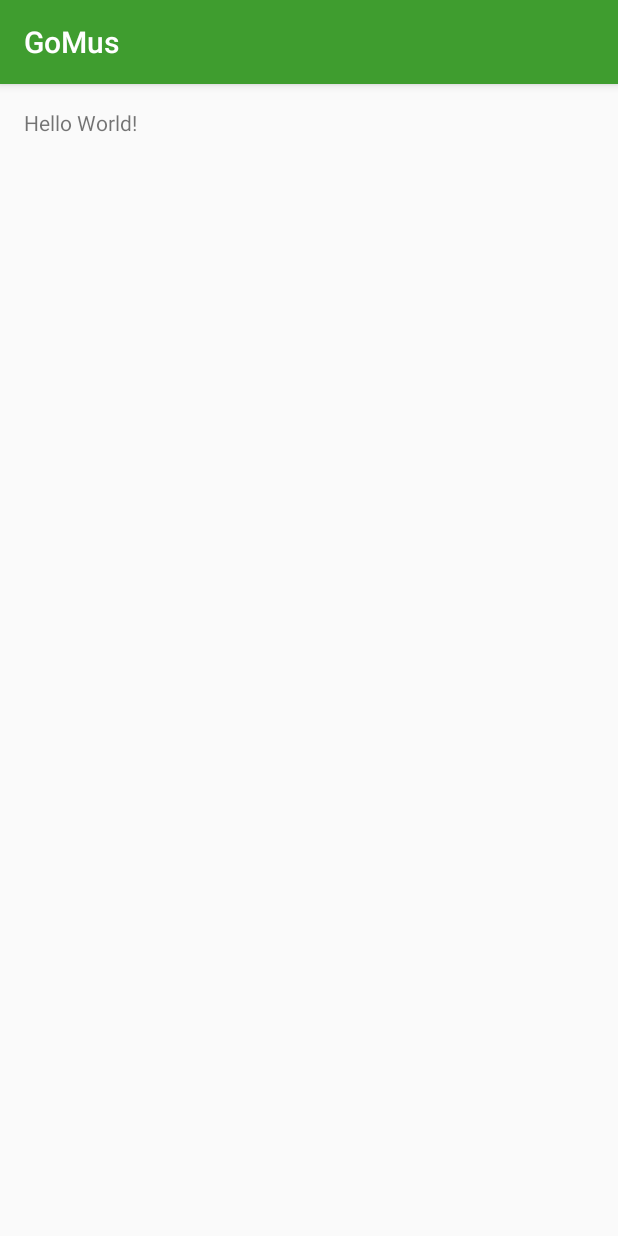
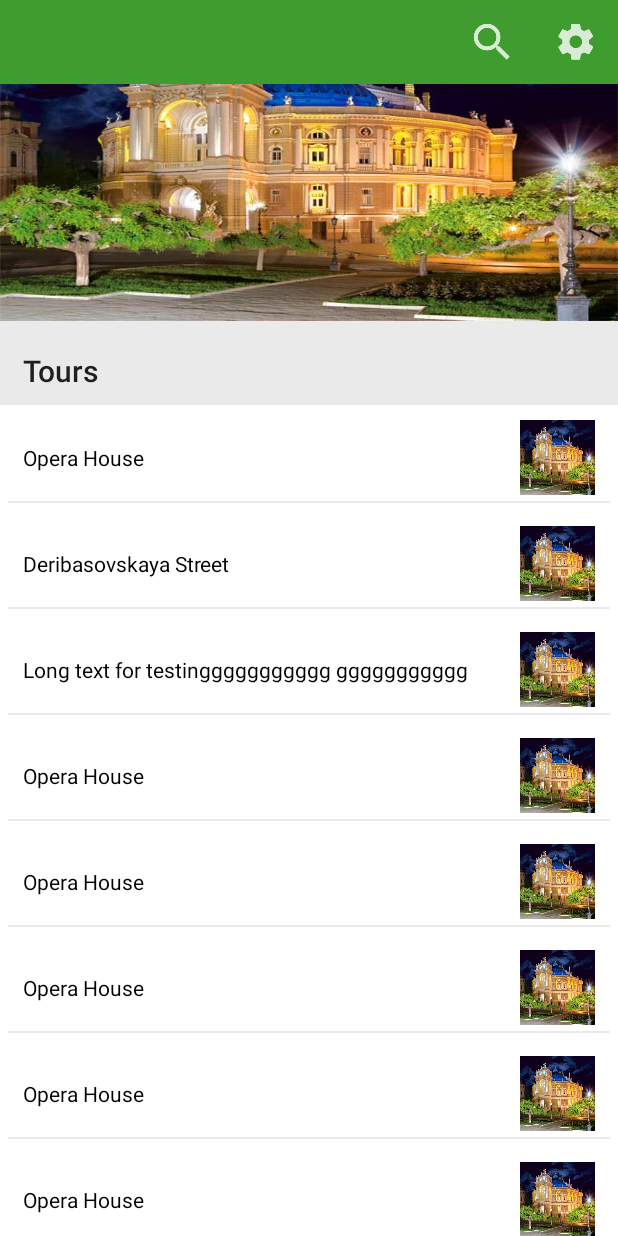
Before and after one commit to SanchoSmit/GoMus, an Android app: the screen it shows after launch (MainActivity), on a phone screen of 412 x 824 dp. Run offline under Robolectric (Android 15) with nearby library versions, the phone set to English and light mode, and no system bars.

Commit message:
MainActivity, RecyclerView adapter implementation

```diff
--- a/app/build.gradle
+++ b/app/build.gradle
@@ -23,4 +23,6 @@ dependencies {
     compile fileTree(dir: 'libs', include: ['*.jar'])
     testCompile 'junit:junit:4.12'
     compile 'com.android.support:appcompat-v7:23.3.0'
+    compile 'com.android.support:design:23.3.0'
+    compile 'com.android.support:recyclerview-v7:23.3.0'
 }
--- a/app/src/main/java/ua/onpu/project/gomus/activities/MainActivity.java
+++ b/app/src/main/java/ua/onpu/project/gomus/activities/MainActivity.java
@@ -1,15 +1,97 @@
 package ua.onpu.project.gomus.activities;
 
 import android.os.Bundle;
+import android.support.design.widget.CollapsingToolbarLayout;
 import android.support.v7.app.AppCompatActivity;
+import android.support.v7.widget.LinearLayoutManager;
+import android.support.v7.widget.RecyclerView;
+import android.support.v7.widget.Toolbar;
+import android.view.Menu;
+import android.view.MenuItem;
+
+import java.util.ArrayList;
 
 import ua.onpu.project.gomus.R;
+import ua.onpu.project.gomus.adapter.ToursAdapter;
+import ua.onpu.project.gomus.model.Tour;
 
 public class MainActivity extends AppCompatActivity {
+
+    private RecyclerView recyclerView;
+    private ToursAdapter adapter;
+    private Toolbar toolbar;
+    private CollapsingToolbarLayout collapsingToolbarLayout;
 
     @Override
     protected void onCreate(Bundle savedInstanceState) {
         super.onCreate(savedInstanceState);
         setContentView(R.layout.activity_main);
+
+        // Toolbar initialization
+        toolbar = (Toolbar) findViewById(R.id.toolbar_main);
+        setSupportActionBar(toolbar);
+
+        // CollapsingToolbar initialization
+        collapsingToolbarLayout = (CollapsingToolbarLayout) findViewById(R.id.collapsingToolbar_main);
+        collapsingToolbarLayout.setTitle("Tours");
+
+        // RecyclerView initialization
+        recyclerView = (RecyclerView) findViewById(R.id.recycleView_main);
+        recyclerView.setLayoutManager(new LinearLayoutManager(this));
+
+        updateRecyclerView();
+    }
+
+    @Override
+    public boolean onCreateOptionsMenu(Menu menu) {
+        getMenuInflater().inflate(R.menu.menu_main, menu);
+        return true;
+    }
+
+    @Override
+    public boolean onOptionsItemSelected(MenuItem item) {
+
+        switch (item.getItemId()) {
+            case R.id.button_search:
+                // TODO: search
+                return true;
+            case R.id.button_settings:
+                // TODO: settings
+                return true;
+        }
+
+        return super.onOptionsItemSelected(item);
+    }
+
+    // Update recyclerView data
+    private void updateRecyclerView() {
+        adapter = new ToursAdapter(getTestData());
+        recyclerView.setAdapter(adapter);
+    }
+
+    /**
+     *
+     * Test method for getting data.
+     * Delete after implementing database!
+     * @return ArrayList<Tour> list of tours
+     *
+     */
+    private ArrayList<Tour> getTestData(){
+
+        ArrayList<Tour> testList = new ArrayList<>();
+
+        // Adding some data
+        testList.add(new Tour("Opera House"));
+        testList.add(new Tour("Deribasovskaya Street"));
+        testList.add(new Tour("Long text for testinggggggggggg ggggggggggg"));
+        testList.add(new Tour("Opera House"));
+        testList.add(new Tour("Opera House"));
+        testList.add(new Tour("Opera House"));
+        testList.add(new Tour("Opera House"));
+        testList.add(new Tour("Opera House"));
+        testList.add(new Tour("Opera House"));
+        testList.add(new Tour("Opera House"));
+
+        return testList;
     }
 }
--- /dev/null
+++ b/app/src/main/java/ua/onpu/project/gomus/adapter/ToursAdapter.java
@@ -0,0 +1,71 @@
+package ua.onpu.project.gomus.adapter;
+
+
+import android.support.v7.widget.RecyclerView;
+import android.view.LayoutInflater;
+import android.view.View;
+import android.view.ViewGroup;
+import android.widget.ImageView;
+import android.widget.LinearLayout;
+import android.widget.TextView;
+
+import java.util.ArrayList;
+
+import ua.onpu.project.gomus.R;
+import ua.onpu.project.gomus.model.Tour;
+
+public class ToursAdapter extends RecyclerView.Adapter<ToursAdapter.ToursViewHolder>{
+
+    // List of tours
+    private ArrayList<Tour> data;
+
+    public ToursAdapter(ArrayList<Tour> data) {
+        this.data = data;
+    }
+
+    @Override
+    public ToursViewHolder onCreateViewHolder(ViewGroup parent, int viewType) {
+        View view = LayoutInflater.from(parent.getContext()).inflate(R.layout.item_tour, parent, false);
+        return new ToursViewHolder(view);
+    }
+
+    @Override
+    public void onBindViewHolder(ToursViewHolder holder, int position) {
+
+        // Shows 1 line of the text
+        holder.name.setMaxLines(1);
+
+        holder.name.setText(data.get(position).getName());
+
+        // Test image
+        holder.image.setBackgroundResource(R.drawable.image_test);
+
+        holder.layout.setOnClickListener(new View.OnClickListener() {
+            @Override
+            public void onClick(View v) {
+                // TODO: tour onClick
+            }
+        });
+
+    }
+
+    @Override
+    public int getItemCount() {
+        return data.size();
+    }
+
+    public static class ToursViewHolder extends RecyclerView.ViewHolder {
+        TextView name;
+        ImageView image;
+        LinearLayout layout; // Container
+
+        public ToursViewHolder(View itemView) {
+            super(itemView);
+
+            name = (TextView) itemView.findViewById(R.id.tour_name);
+            image = (ImageView) itemView.findViewById(R.id.tour_image);
+            layout = (LinearLayout) itemView.findViewById(R.id.tour_layout);
+
+        }
+    }
+}
--- a/app/src/main/java/ua/onpu/project/gomus/model/Location.java
+++ b/app/src/main/java/ua/onpu/project/gomus/model/Location.java
@@ -8,7 +8,7 @@ public class Location {
     private String image;
     private float rating;
 
-    //Empty constructor
+    // Empty constructor
     public Location() {
     }
 
--- a/app/src/main/java/ua/onpu/project/gomus/model/Tour.java
+++ b/app/src/main/java/ua/onpu/project/gomus/model/Tour.java
@@ -7,8 +7,16 @@ public class Tour {
     private String image;
     private ArrayList<Location> locations = new ArrayList<>();
 
-    //Empty constructor
+    // Empty constructor
     public Tour() {
+    }
+
+    /**
+     * One param constructor
+     * @param name  String name of tour
+     */
+    public Tour(String name){
+        this.name = name;
     }
 
     /**
--- /dev/null
+++ b/app/src/main/res/drawable/border_bottom.xml
@@ -0,0 +1,20 @@
+<?xml version="1.0" encoding="utf-8"?>
+<layer-list xmlns:android="http://schemas.android.com/apk/res/android">
+
+
+    <item>
+        <shape android:shape="rectangle">
+            <solid android:color="#ffffff" />
+        </shape>
+    </item>
+
+    <item android:top="-2dp" android:right="-2dp" android:left="-2dp">
+        <shape>
+            <solid android:color="@android:color/transparent" />
+            <stroke
+                android:width="1dp"
+                android:color="@color/colorGrey" />
+        </shape>
+    </item>
+
+</layer-list>
--- a/app/src/main/res/layout/activity_main.xml
+++ b/app/src/main/res/layout/activity_main.xml
@@ -1,16 +1,60 @@
 <?xml version="1.0" encoding="utf-8"?>
-<RelativeLayout xmlns:android="http://schemas.android.com/apk/res/android"
-    xmlns:tools="http://schemas.android.com/tools"
+<android.support.design.widget.CoordinatorLayout
+    xmlns:android="http://schemas.android.com/apk/res/android"
+    xmlns:app="http://schemas.android.com/apk/res-auto"
     android:layout_width="match_parent"
-    android:layout_height="match_parent"
-    android:paddingBottom="@dimen/activity_vertical_margin"
-    android:paddingLeft="@dimen/activity_horizontal_margin"
-    android:paddingRight="@dimen/activity_horizontal_margin"
-    android:paddingTop="@dimen/activity_vertical_margin"
-    tools:context=".activities.MainActivity">
+    android:layout_height="match_parent">
 
-    <TextView
-        android:layout_width="wrap_content"
-        android:layout_height="wrap_content"
-        android:text="Hello World!" />
-</RelativeLayout>
+    <android.support.design.widget.AppBarLayout
+        android:layout_width="match_parent"
+        android:layout_height="@dimen/app_bar_height">
+
+
+        <android.support.design.widget.CollapsingToolbarLayout
+            android:id="@+id/collapsingToolbar_main"
+            android:layout_width="match_parent"
+            android:layout_height="match_parent"
+            android:fitsSystemWindows="true"
+            app:theme="@style/ThemeOverlay.AppCompat.Dark.ActionBar"
+            app:contentScrim="@color/colorWhite"
+            android:background="@color/colorGrey"
+            app:layout_scrollFlags="scroll|exitUntilCollapsed"
+            app:expandedTitleMargin="15dp"
+            app:expandedTitleTextAppearance="@style/TextAppearance.AppCompat.Title.Inverse"
+            app:expandedTitleGravity="bottom|start">
+
+
+            <ImageView
+                android:layout_width="match_parent"
+                android:layout_height="match_parent"
+                android:fitsSystemWindows="true"
+                android:scaleType="centerCrop"
+                app:layout_collapseMode="parallax"
+                android:background="@drawable/image_test"
+                android:layout_marginBottom="?attr/actionBarSize"/>
+
+
+            <android.support.v7.widget.Toolbar
+                android:id="@+id/toolbar_main"
+                android:layout_width="match_parent"
+                android:layout_height="?attr/actionBarSize"
+                android:background="?attr/colorPrimary"
+                app:theme="@style/ThemeOverlay.AppCompat.Dark.ActionBar"
+                app:popupTheme="@style/ThemeOverlay.AppCompat.Light"
+                app:layout_collapseMode="pin"/>
+
+        </android.support.design.widget.CollapsingToolbarLayout>
+
+
+
+    </android.support.design.widget.AppBarLayout>
+
+    <android.support.v7.widget.RecyclerView
+        android:id="@+id/recycleView_main"
+        android:layout_width="match_parent"
+        android:layout_height="match_parent"
+        android:background="@color/colorWhite"
+        app:layout_behavior="@string/appbar_scrolling_view_behavior"/>
+
+
+</android.support.design.widget.CoordinatorLayout>
--- /dev/null
+++ b/app/src/main/res/layout/item_tour.xml
@@ -0,0 +1,29 @@
+<?xml version="1.0" encoding="utf-8"?>
+<LinearLayout
+    xmlns:android="http://schemas.android.com/apk/res/android"
+    android:orientation="horizontal"
+    android:layout_width="match_parent"
+    android:id="@+id/tour_layout"
+    android:layout_height="60dp"
+    android:layout_margin="5dp"
+    android:background="@drawable/border_bottom">
+
+    <TextView
+        android:id="@+id/tour_name"
+        android:layout_width="wrap_content"
+        android:layout_height="wrap_content"
+        android:textColor="@color/colorBlack"
+        android:layout_margin="10dp"
+        android:layout_weight="1"
+        android:layout_gravity="center_vertical"/>
+
+    <ImageView
+        android:id="@+id/tour_image"
+        android:layout_width="50dp"
+        android:layout_height="50dp"
+        android:contentDescription="@string/image_tour"
+        android:layout_weight="0"
+        android:layout_gravity="center_vertical"
+        android:layout_marginRight="10dp" />
+
+</LinearLayout>
--- /dev/null
+++ b/app/src/main/res/menu/menu_main.xml
@@ -0,0 +1,17 @@
+<?xml version="1.0" encoding="utf-8"?>
+<menu
+    xmlns:android="http://schemas.android.com/apk/res/android"
+    xmlns:app="http://schemas.android.com/apk/res-auto">
+
+    <item android:id="@+id/button_search"
+        android:title="@string/button_search"
+        android:orderInCategory="1"
+        android:icon="@drawable/action_search"
+        app:showAsAction="ifRoom"/>
+    <item android:id="@+id/button_settings"
+        android:title="@string/button_settings"
+        android:orderInCategory="2"
+        android:icon="@drawable/action_settings"
+        app:showAsAction="ifRoom"/>
+
+</menu>
--- a/app/src/main/res/values/colors.xml
+++ b/app/src/main/res/values/colors.xml
@@ -3,4 +3,8 @@
     <color name="colorPrimary">#3F9D2F</color>
     <color name="colorPrimaryDark">#3F8035</color>
     <color name="colorAccent">#F93324</color>
+    <color name="colorBlack">#000000</color>
+    <color name="colorWhite">#FFFFFF</color>
+    <color name="colorGrey">#EAEAEA</color>
+    <color name="colorBlackOpacity">#11000000</color>
 </resources>
--- a/app/src/main/res/values/dimens.xml
+++ b/app/src/main/res/values/dimens.xml
@@ -2,4 +2,5 @@
     <!-- Default screen margins, per the Android Design guidelines. -->
     <dimen name="activity_horizontal_margin">16dp</dimen>
     <dimen name="activity_vertical_margin">16dp</dimen>
+    <dimen name="app_bar_height">270dp</dimen>
 </resources>
--- a/app/src/main/res/values/strings.xml
+++ b/app/src/main/res/values/strings.xml
@@ -1,3 +1,6 @@
 <resources>
     <string name="app_name">GoMus</string>
+    <string name="button_search">Search Action Button</string>
+    <string name="button_settings">Settings Action Button</string>
+    <string name="image_tour">Tour Image</string>
 </resources>
--- a/app/src/main/res/values/styles.xml
+++ b/app/src/main/res/values/styles.xml
@@ -1,7 +1,7 @@
 <resources>
 
     <!-- Base application theme. -->
-    <style name="AppTheme" parent="Theme.AppCompat.Light.DarkActionBar">
+    <style name="AppTheme" parent="Theme.AppCompat.Light.NoActionBar">
         <!-- Customize your theme here. -->
         <item name="colorPrimary">@color/colorPrimary</item>
         <item name="colorPrimaryDark">@color/colorPrimaryDark</item>
```
Also changed, not shown: app/src/main/res/app_icon-web.png (renamed from app/src/main/app_icon-web.png), app/src/main/res/drawable/image_test.jpg (added), app/src/main/res/mipmap-hdpi/ic_launcher.png (deleted), app/src/main/res/mipmap-mdpi/ic_launcher.png (deleted), app/src/main/res/mipmap-xhdpi/ic_launcher.png (deleted), app/src/main/res/mipmap-xxhdpi/ic_launcher.png (deleted), app/src/main/res/mipmap-xxxhdpi/ic_launcher.png (deleted).
